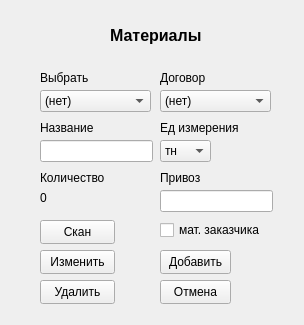
Old version of the form my_helper/my_helper/designer_ui/materials.ui in the repository SmolPO/vertical.
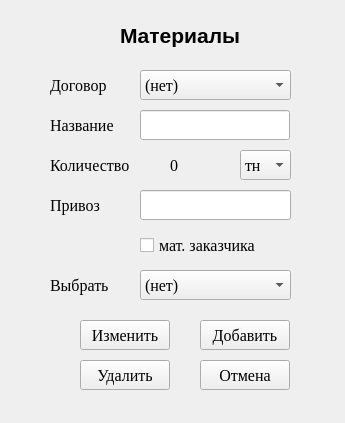
New version of the form.

What changed in the file:
```diff
--- a/my_helper/my_helper/designer_ui/materials.ui
+++ b/my_helper/my_helper/designer_ui/materials.ui
@@ -6,8 +6,8 @@
    <rect>
     <x>0</x>
     <y>0</y>
-    <width>304</width>
-    <height>325</height>
+    <width>345</width>
+    <height>423</height>
    </rect>
   </property>
   <property name="windowTitle">
@@ -16,7 +16,7 @@
   <widget class="QLabel" name="label_6">
    <property name="geometry">
     <rect>
-     <x>110</x>
+     <x>120</x>
      <y>10</y>
      <width>141</width>
      <height>51</height>
@@ -24,7 +24,7 @@
    </property>
    <property name="font">
     <font>
-     <pointsize>12</pointsize>
+     <pointsize>16</pointsize>
      <bold>true</bold>
     </font>
    </property>
@@ -35,12 +35,19 @@
   <widget class="QPushButton" name="b_ok">
    <property name="geometry">
     <rect>
-     <x>160</x>
-     <y>250</y>
-     <width>71</width>
-     <height>24</height>
+     <x>200</x>
+     <y>320</y>
+     <width>90</width>
+     <height>30</height>
     </rect>
    </property>
+   <property name="font">
+    <font>
+     <family>Times New Roman</family>
+     <pointsize>12</pointsize>
+     <bold>false</bold>
+    </font>
+   </property>
    <property name="text">
     <string>Добавить</string>
    </property>
@@ -48,12 +55,19 @@
   <widget class="QPushButton" name="b_cancel">
    <property name="geometry">
     <rect>
-     <x>160</x>
-     <y>280</y>
-     <width>71</width>
-     <height>24</height>
+     <x>200</x>
+     <y>360</y>
+     <width>90</width>
+     <height>30</height>
     </rect>
    </property>
+   <property name="font">
+    <font>
+     <family>Times New Roman</family>
+     <pointsize>12</pointsize>
+     <bold>false</bold>
+    </font>
+   </property>
    <property name="text">
     <string>Отмена</string>
    </property>
@@ -61,12 +75,19 @@
   <widget class="QComboBox" name="cb_select">
    <property name="geometry">
     <rect>
-     <x>40</x>
-     <y>90</y>
-     <width>111</width>
-     <height>22</height>
+     <x>140</x>
+     <y>270</y>
+     <width>151</width>
+     <height>30</height>
     </rect>
    </property>
+   <property name="font">
+    <font>
+     <family>Times New Roman</family>
+     <pointsize>12</pointsize>
+     <bold>false</bold>
+    </font>
+   </property>
    <item>
     <property name="text">
      <string>(нет)</string>
@@ -76,12 +97,19 @@
   <widget class="QLabel" name="label">
    <property name="geometry">
     <rect>
-     <x>40</x>
-     <y>70</y>
-     <width>49</width>
-     <height>16</height>
+     <x>50</x>
+     <y>270</y>
+     <width>71</width>
+     <height>30</height>
     </rect>
    </property>
+   <property name="font">
+    <font>
+     <family>Times New Roman</family>
+     <pointsize>12</pointsize>
+     <bold>false</bold>
+    </font>
+   </property>
    <property name="text">
     <string>Выбрать</string>
    </property>
@@ -89,48 +117,56 @@
   <widget class="QLineEdit" name="name">
    <property name="geometry">
     <rect>
-     <x>40</x>
-     <y>140</y>
-     <width>113</width>
-     <height>22</height>
+     <x>140</x>
+     <y>110</y>
+     <width>150</width>
+     <height>30</height>
     </rect>
    </property>
+   <property name="font">
+    <font>
+     <family>Times New Roman</family>
+     <pointsize>12</pointsize>
+     <bold>false</bold>
+    </font>
+   </property>
   </widget>
   <widget class="QLabel" name="label_2">
    <property name="geometry">
     <rect>
-     <x>40</x>
-     <y>120</y>
+     <x>50</x>
+     <y>110</y>
      <width>81</width>
-     <height>16</height>
+     <height>30</height>
     </rect>
    </property>
+   <property name="font">
+    <font>
+     <family>Times New Roman</family>
+     <pointsize>12</pointsize>
+     <bold>false</bold>
+    </font>
+   </property>
    <property name="text">
     <string>Название</string>
    </property>
   </widget>
-  <widget class="QLabel" name="label_3">
-   <property name="geometry">
-    <rect>
-     <x>160</x>
-     <y>120</y>
-     <width>91</width>
-     <height>16</height>
-    </rect>
-   </property>
-   <property name="text">
-    <string>Ед измерения</string>
-   </property>
-  </widget>
   <widget class="QLabel" name="label_4">
    <property name="geometry">
     <rect>
-     <x>40</x>
-     <y>170</y>
-     <width>71</width>
-     <height>16</height>
+     <x>50</x>
+     <y>150</y>
+     <width>81</width>
+     <height>30</height>
     </rect>
    </property>
+   <property name="font">
+    <font>
+     <family>Times New Roman</family>
+     <pointsize>12</pointsize>
+     <bold>false</bold>
+    </font>
+   </property>
    <property name="text">
     <string>Количество</string>
    </property>
@@ -138,22 +174,36 @@
   <widget class="QLineEdit" name="value">
    <property name="geometry">
     <rect>
-     <x>160</x>
+     <x>140</x>
      <y>190</y>
-     <width>113</width>
-     <height>22</height>
+     <width>151</width>
+     <height>30</height>
     </rect>
    </property>
+   <property name="font">
+    <font>
+     <family>Times New Roman</family>
+     <pointsize>12</pointsize>
+     <bold>false</bold>
+    </font>
+   </property>
   </widget>
   <widget class="QLabel" name="label_5">
    <property name="geometry">
     <rect>
-     <x>160</x>
-     <y>170</y>
-     <width>49</width>
-     <height>16</height>
+     <x>50</x>
+     <y>190</y>
+     <width>81</width>
+     <height>30</height>
     </rect>
    </property>
+   <property name="font">
+    <font>
+     <family>Times New Roman</family>
+     <pointsize>12</pointsize>
+     <bold>false</bold>
+    </font>
+   </property>
    <property name="text">
     <string>Привоз</string>
    </property>
@@ -161,12 +211,19 @@
   <widget class="QLabel" name="summ">
    <property name="geometry">
     <rect>
-     <x>40</x>
-     <y>190</y>
-     <width>49</width>
-     <height>16</height>
+     <x>170</x>
+     <y>150</y>
+     <width>31</width>
+     <height>30</height>
     </rect>
    </property>
+   <property name="font">
+    <font>
+     <family>Times New Roman</family>
+     <pointsize>12</pointsize>
+     <bold>false</bold>
+    </font>
+   </property>
    <property name="text">
     <string>0</string>
    </property>
@@ -174,12 +231,19 @@
   <widget class="QComboBox" name="cb_contracts">
    <property name="geometry">
     <rect>
-     <x>160</x>
-     <y>90</y>
-     <width>111</width>
-     <height>22</height>
+     <x>140</x>
+     <y>70</y>
+     <width>151</width>
+     <height>30</height>
     </rect>
    </property>
+   <property name="font">
+    <font>
+     <family>Times New Roman</family>
+     <pointsize>12</pointsize>
+     <bold>false</bold>
+    </font>
+   </property>
    <item>
     <property name="text">
      <string>(нет)</string>
@@ -189,38 +253,39 @@
   <widget class="QLabel" name="label_7">
    <property name="geometry">
     <rect>
-     <x>160</x>
+     <x>50</x>
      <y>70</y>
-     <width>49</width>
-     <height>16</height>
+     <width>81</width>
+     <height>30</height>
     </rect>
    </property>
+   <property name="font">
+    <font>
+     <family>Times New Roman</family>
+     <pointsize>12</pointsize>
+     <bold>false</bold>
+    </font>
+   </property>
    <property name="text">
     <string>Договор</string>
    </property>
   </widget>
-  <widget class="QPushButton" name="b_scan">
-   <property name="geometry">
-    <rect>
-     <x>40</x>
-     <y>220</y>
-     <width>75</width>
-     <height>24</height>
-    </rect>
-   </property>
-   <property name="text">
-    <string>Скан</string>
-   </property>
-  </widget>
   <widget class="QPushButton" name="b_kill">
    <property name="geometry">
     <rect>
-     <x>40</x>
-     <y>280</y>
-     <width>75</width>
-     <height>24</height>
+     <x>80</x>
+     <y>360</y>
+     <width>90</width>
+     <height>30</height>
     </rect>
    </property>
+   <property name="font">
+    <font>
+     <family>Times New Roman</family>
+     <pointsize>12</pointsize>
+     <bold>false</bold>
+    </font>
+   </property>
    <property name="text">
     <string>Удалить</string>
    </property>
@@ -228,12 +293,19 @@
   <widget class="QCheckBox" name="provider">
    <property name="geometry">
     <rect>
-     <x>160</x>
-     <y>220</y>
+     <x>140</x>
+     <y>230</y>
      <width>141</width>
-     <height>20</height>
+     <height>30</height>
     </rect>
    </property>
+   <property name="font">
+    <font>
+     <family>Times New Roman</family>
+     <pointsize>12</pointsize>
+     <bold>false</bold>
+    </font>
+   </property>
    <property name="text">
     <string>мат. заказчика</string>
    </property>
@@ -241,12 +313,19 @@
   <widget class="QComboBox" name="cb_si">
    <property name="geometry">
     <rect>
-     <x>160</x>
-     <y>140</y>
+     <x>240</x>
+     <y>150</y>
      <width>51</width>
-     <height>22</height>
+     <height>30</height>
     </rect>
    </property>
+   <property name="font">
+    <font>
+     <family>Times New Roman</family>
+     <pointsize>12</pointsize>
+     <bold>false</bold>
+    </font>
+   </property>
    <item>
     <property name="text">
      <string>тн</string>
@@ -306,12 +385,19 @@
   <widget class="QPushButton" name="b_change">
    <property name="geometry">
     <rect>
-     <x>40</x>
-     <y>250</y>
-     <width>75</width>
-     <height>24</height>
+     <x>80</x>
+     <y>320</y>
+     <width>90</width>
+     <height>30</height>
     </rect>
    </property>
+   <property name="font">
+    <font>
+     <family>Times New Roman</family>
+     <pointsize>12</pointsize>
+     <bold>false</bold>
+    </font>
+   </property>
    <property name="text">
     <string>Изменить</string>
    </property>
```
